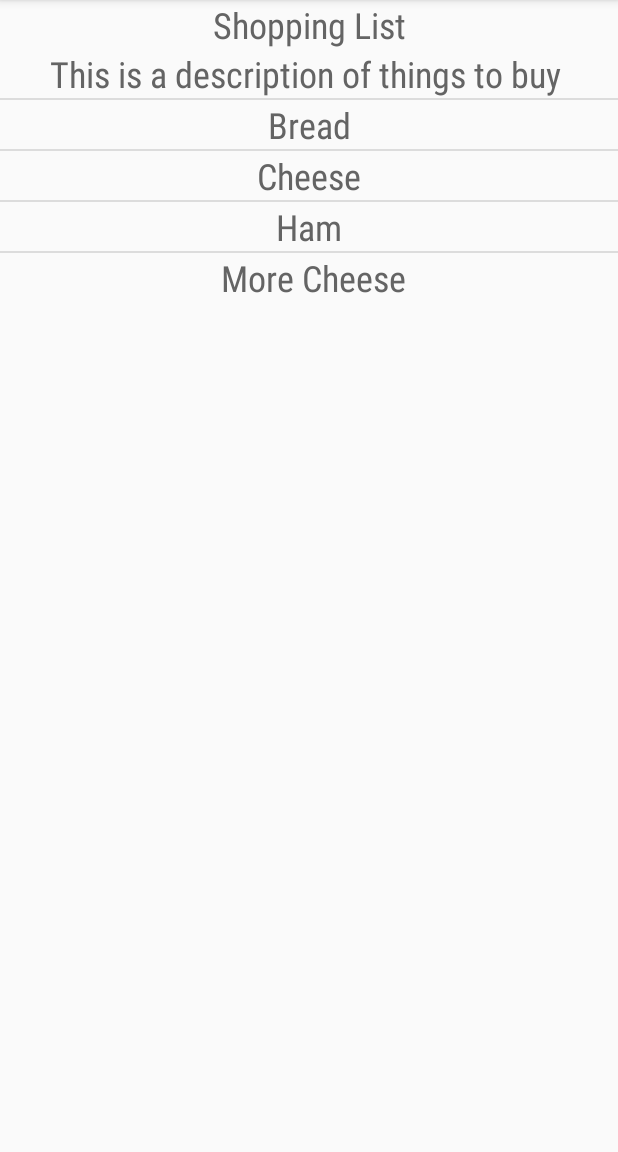
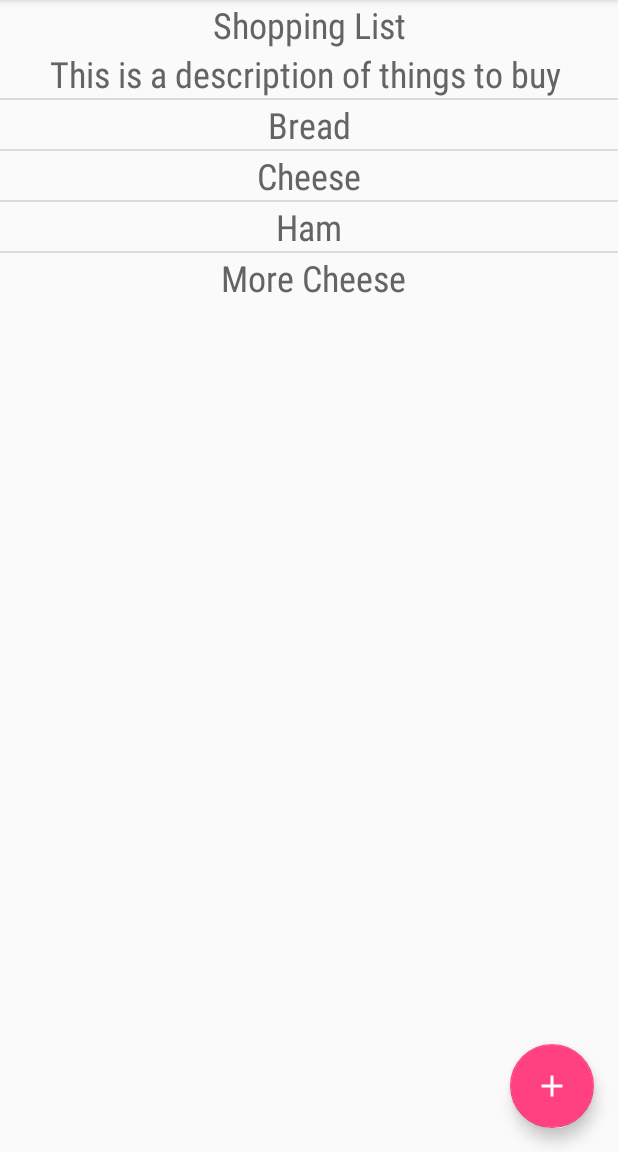
Before and after one commit to matthewhunter404/Lister, an Android app: the screen it shows after launch (ListerMain), after a tap on "Shopping List", on a phone screen of 412 x 824 dp, the part 84-1236 px from its top. Run offline under Robolectric (Android 15) with nearby library versions, the phone set to English and light mode, and no system bars.

Commit message:
Changes the floating button icon to an addition sign and moves it to the lower right hand corner.

```diff
--- a/app/src/main/res/layout/fragment_list.xml
+++ b/app/src/main/res/layout/fragment_list.xml
@@ -1,4 +1,11 @@
 <?xml version="1.0" encoding="utf-8"?>
+<android.support.design.widget.CoordinatorLayout
+    android:id="@+id/main_content"
+    xmlns:android="http://schemas.android.com/apk/res/android"
+    xmlns:app="http://schemas.android.com/apk/res-auto"
+    android:layout_width="match_parent"
+    android:layout_height="match_parent">
+
 <RelativeLayout xmlns:android="http://schemas.android.com/apk/res/android"
     xmlns:tools="http://schemas.android.com/tools"
     android:layout_width="match_parent"
@@ -21,3 +28,10 @@
         android:layout_height="wrap_content"
         />
 </RelativeLayout>
+
+    <android.support.design.widget.FloatingActionButton android:id="@+id/fab"
+        android:layout_width="wrap_content" android:layout_height="wrap_content"
+        android:layout_gravity="bottom|end" android:layout_margin="@dimen/fab_margin"
+        android:src="@drawable/ic_add_white_24dp"/>
+
+</android.support.design.widget.CoordinatorLayout>
```
Also changed, not shown: app/src/main/res/drawable-mdpi/ic_add_white_24dp.png (added), app/src/main/res/drawable-xhdpi/ic_add_white_24dp.png (added), app/src/main/res/drawable-xxhdpi/ic_add_white_24dp.png (added), app/src/main/res/drawable/ic_add_white_24dp.png (added).
